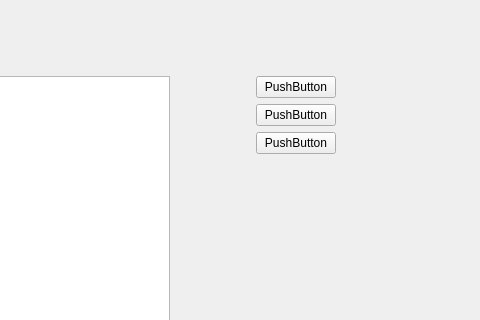
The window that musicplayerpanel.ui (falsebird/homeManager) describes before a commit, drawn with Qt 5; both pictures show x 160 to 640 and y 0 to 320 of the 640 by 480 pixel window.
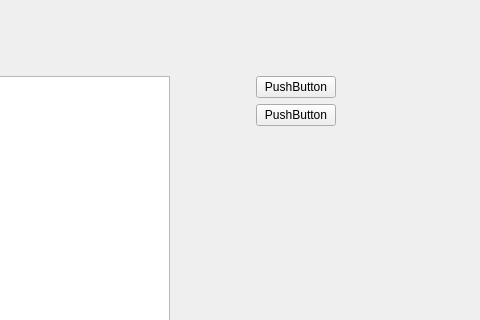
The same window after the commit. Custom widgets are drawn as their Qt base class.

The edit to the form file:
```diff
--- a/musicplayerpanel.ui
+++ b/musicplayerpanel.ui
@@ -131,13 +131,6 @@
           </property>
          </widget>
         </item>
-        <item>
-         <widget class="QPushButton" name="pushButton">
-          <property name="text">
-           <string>PushButton</string>
-          </property>
-         </widget>
-        </item>
         <item>
          <spacer name="verticalSpacer">
           <property name="orientation">
```
